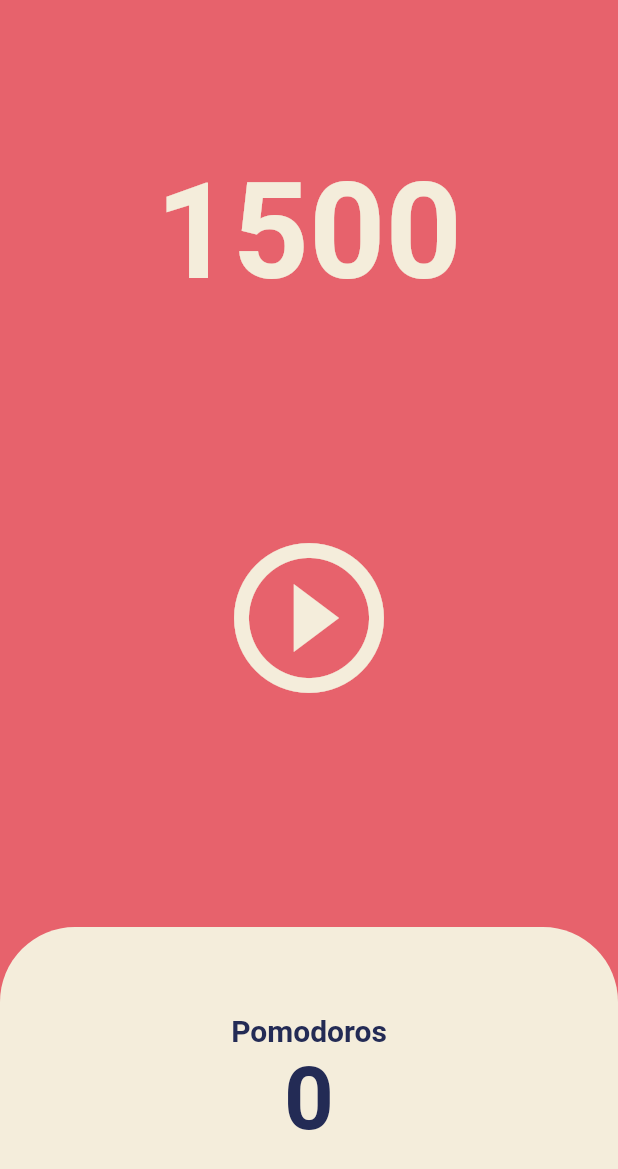
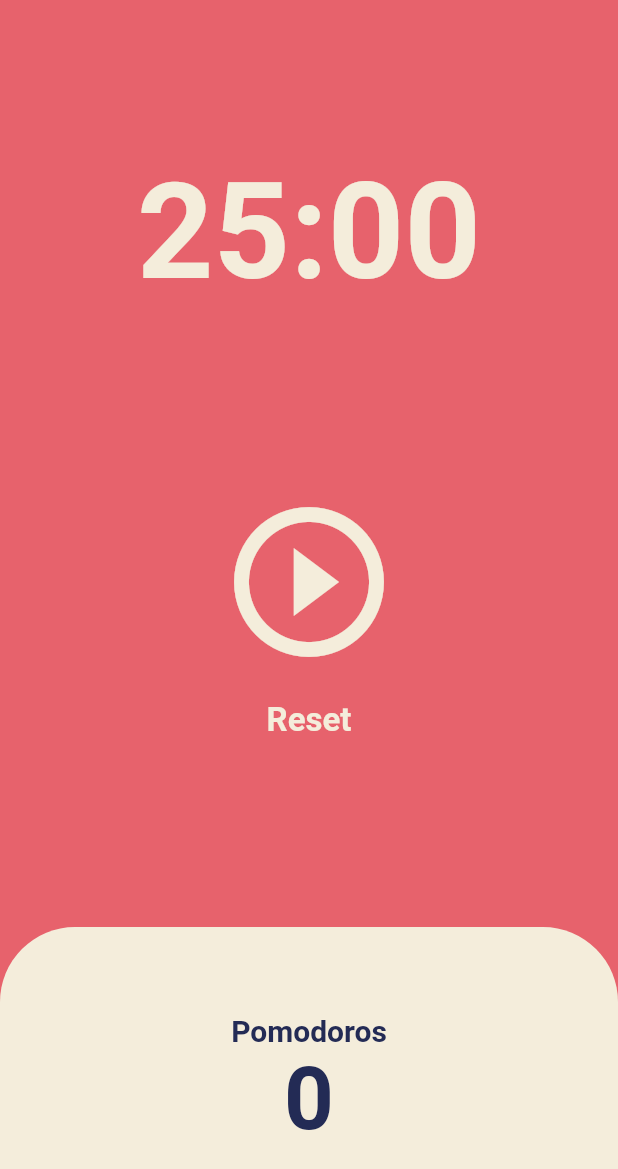
Before and after one commit to blueland99/FlutterPomodoro, a Flutter app: the screen it shows after launch, on a phone screen of 412 x 824 dp. Shown: the top 1169 px of the screen. Run offline on Flutter 3.47's test engine with Material 2 defaults, Android fonts, the phone set to English and light mode, and no system bars.

Commit message:
Reset 기능 추가

```diff
--- a/lib/screens/home_screen.dart
+++ b/lib/screens/home_screen.dart
@@ -10,14 +10,25 @@ class HomeScreen extends StatefulWidget {
 }
 
 class _HomeScreenState extends State<HomeScreen> {
-  int totalSeconds = 1500;
+  static const twentyFiveMinutes = 1500;
+  int totalSeconds = twentyFiveMinutes;
   bool isRunning = false;
+  int totalPomodoros = 0;
   late Timer timer;
 
   void onTick(Timer timer) {
+    if (totalSeconds == 0) {
       setState(() {
-      totalSeconds = totalSeconds - 1;
+        totalPomodoros += 1;
+        isRunning = false;
+        totalSeconds = twentyFiveMinutes;
       });
+      timer.cancel();
+    } else {
+      setState(() {
+        totalSeconds -= 1;
+      });
+    }
   }
 
   void onStartPressed() {
@@ -37,6 +48,19 @@ class _HomeScreenState extends State<HomeScreen> {
     });
   }
 
+  void onResetPressed() {
+    timer.cancel();
+    setState(() {
+      totalSeconds = twentyFiveMinutes;
+      isRunning = false;
+    });
+  }
+
+  String format(int seconds) {
+    var duration = Duration(seconds: seconds);
+    return duration.toString().split('.').first.substring(2, 7);
+  }
+
   @override
   Widget build(BuildContext context) {
     return Scaffold(
@@ -48,7 +72,7 @@ class _HomeScreenState extends State<HomeScreen> {
             child: Container(
               alignment: Alignment.bottomCenter,
               child: Text(
-                '$totalSeconds',
+                format(totalSeconds),
                 style: TextStyle(
                   color: Theme.of(context).cardColor,
                   fontSize: 89,
@@ -60,7 +84,10 @@ class _HomeScreenState extends State<HomeScreen> {
           Flexible(
             flex: 2,
             child: Center(
-              child: IconButton(
+              child: Column(
+                mainAxisAlignment: MainAxisAlignment.center,
+                children: [
+                  IconButton(
                     onPressed: isRunning ? onStopPressed : onStartPressed,
                     iconSize: 120,
                     color: Theme.of(context).cardColor,
@@ -69,6 +96,18 @@ class _HomeScreenState extends State<HomeScreen> {
                           ? Icons.pause_circle_outline
                           : Icons.play_circle_outline,
                     ),
+                  ),
+                  TextButton(
+                    onPressed: onResetPressed,
+                    child: Text(
+                      'Reset',
+                      style: TextStyle(
+                          color: Theme.of(context).cardColor,
+                          fontSize: 22,
+                          fontWeight: FontWeight.w600),
+                    ),
+                  ),
+                ],
               ),
             ),
           ),
@@ -97,7 +136,7 @@ class _HomeScreenState extends State<HomeScreen> {
                           ),
                         ),
                         Text(
-                          '0',
+                          '$totalPomodoros',
                           style: TextStyle(
                             fontSize: 58,
                             fontWeight: FontWeight.w600,
```
Lines whose indentation alone changed are shown as unchanged.
